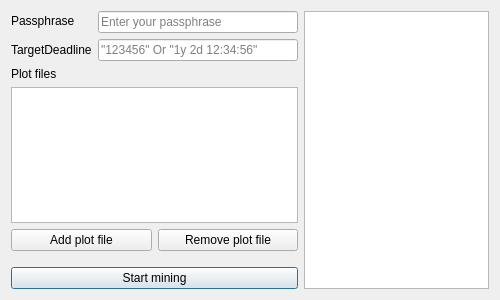
First picture: the form in src/qt/forms/minerwindow.ui, repository goomario/btchd, before the edit.
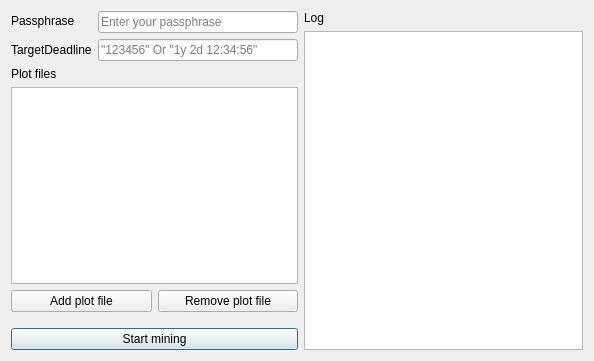
Second picture: the form after the edit. Icons and pictures are not drawn.

Commit message: update miner console ui

Patch:
```diff
--- a/src/qt/forms/minerwindow.ui
+++ b/src/qt/forms/minerwindow.ui
@@ -6,8 +6,8 @@
    <rect>
     <x>0</x>
     <y>0</y>
-    <width>500</width>
-    <height>300</height>
+    <width>594</width>
+    <height>361</height>
    </rect>
   </property>
   <property name="minimumSize">
@@ -19,9 +19,9 @@
   <property name="windowTitle">
    <string>Miner console</string>
   </property>
-  <layout class="QHBoxLayout" name="horizontalLayout_1" stretch="0,1">
+  <layout class="QHBoxLayout" name="horizontalLayout_1" stretch="0,0">
    <item>
-    <layout class="QVBoxLayout" name="verticalLayout_1" stretch="0,0,1,0,0,0">
+    <layout class="QVBoxLayout" name="optionsVerticalLayout" stretch="0,0,0,0,0,0">
      <property name="minimumSize" stdset="0">
       <size>
        <width>400</width>
@@ -108,9 +108,12 @@
        <property name="orientation">
         <enum>Qt::Vertical</enum>
        </property>
+       <property name="sizeType">
+        <enum>QSizePolicy::Fixed</enum>
+       </property>
        <property name="sizeHint" stdset="0">
         <size>
-         <width>20</width>
+         <width>0</width>
          <height>10</height>
         </size>
        </property>
@@ -133,6 +136,21 @@
     </layout>
    </item>
    <item>
+    <layout class="QVBoxLayout" name="logVerticalLayout">
+     <item>
+      <widget class="QLabel" name="logLabel">
+       <property name="minimumSize">
+        <size>
+         <width>0</width>
+         <height>0</height>
+        </size>
+       </property>
+       <property name="text">
+        <string>Log</string>
+       </property>
+      </widget>
+     </item>
+     <item>
     <widget class="QPlainTextEdit" name="logPlainTextEdit">
      <property name="readOnly">
       <bool>true</bool>
@@ -141,6 +159,8 @@
       <bool>false</bool>
      </property>
     </widget>
+     </item>
+    </layout>
    </item>
   </layout>
  </widget>
```
Left out of the diff: 6 changed lines with no effect on the pictures. Lines whose indentation alone changed are shown as unchanged. The commit also changes 4 other files.
